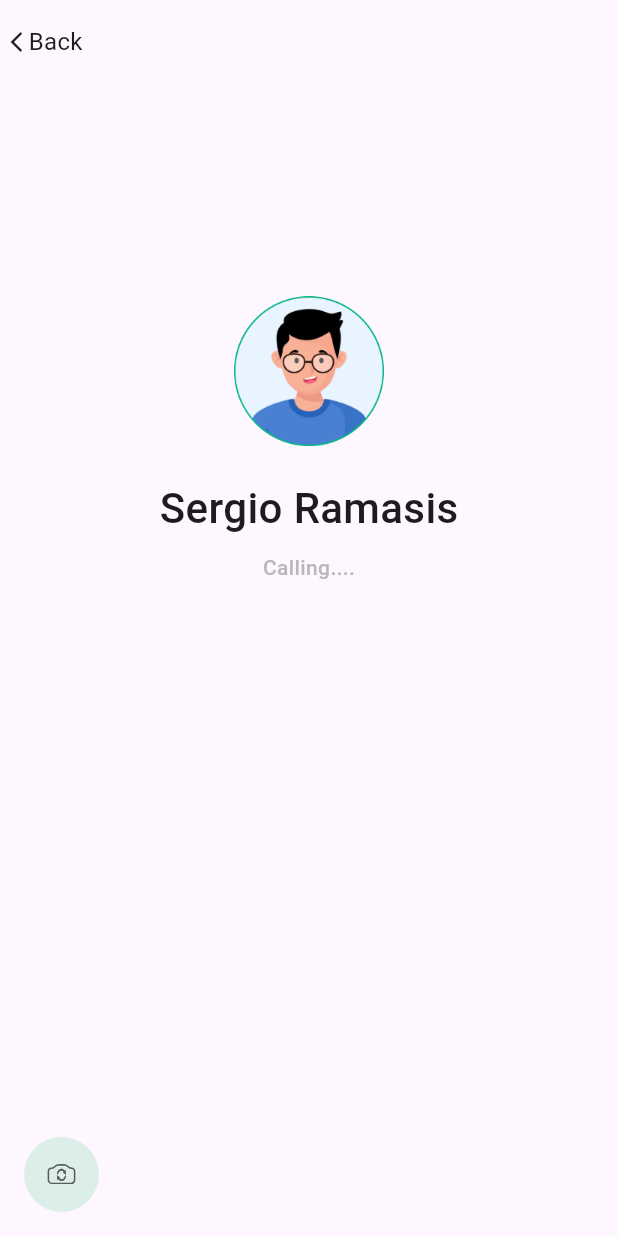
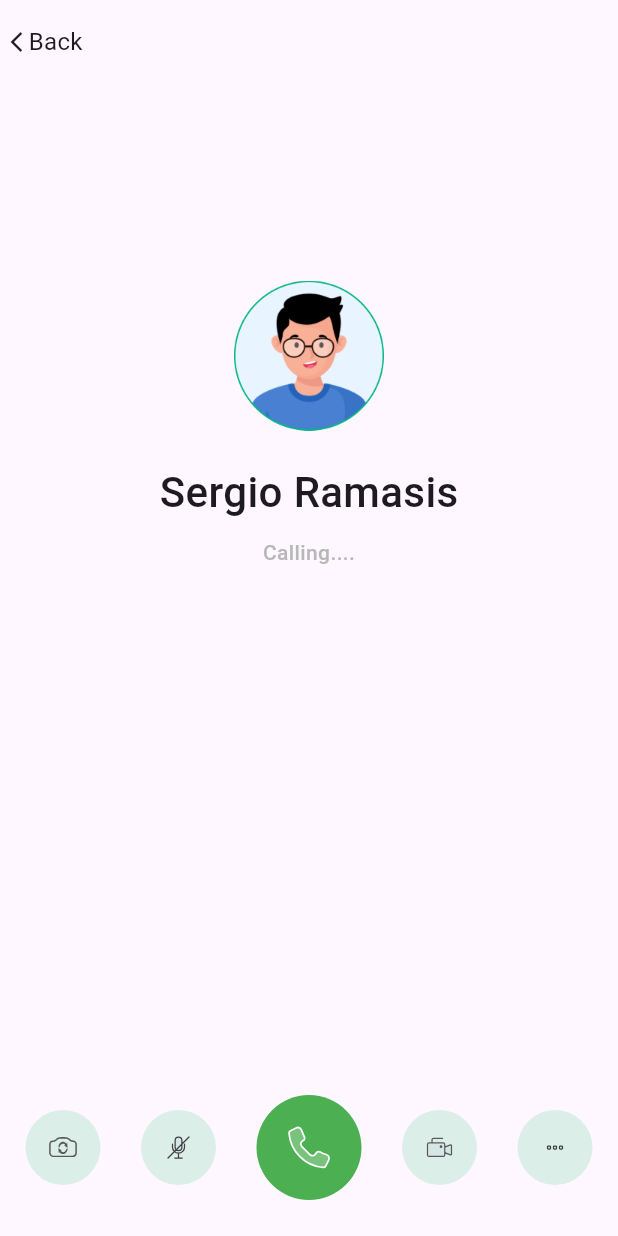
Before and after one commit to tech-cell-eg/round-2-Ride-Share-mobile-app, a Flutter app: the screen it shows after launch, on a phone screen of 412 x 824 dp. Run offline on Flutter 3.47's test engine with Material 3 defaults, Android fonts, the phone set to English and light mode, and no system bars; our stand-ins replace dashed_circular_progress_bar, flutter_svg, font_awesome_flutter.

Commit message:
Add calling icons and implement calling UI components; update icon paths in constants

```diff
--- /dev/null
+++ b/lib/features/calling/presentation/views/widgets/big_phone_calling.dart
@@ -0,0 +1,39 @@
+import 'package:flutter/material.dart';
+import 'package:flutter_svg/flutter_svg.dart';
+
+import '../../../../../core/constants/generated/icons.dart';
+
+class BigPhoneCalling extends StatelessWidget {
+  const BigPhoneCalling({
+    super.key,
+    required this.iconPath,
+    required this.onTap,
+  });
+  final String iconPath;
+  final Function() onTap;
+  @override
+  Widget build(BuildContext context) {
+    return InkWell(
+      onTap: onTap,
+      child: Container(
+        height: 70,
+        width: 70,
+        decoration: BoxDecoration(
+          color: const Color(0xff4CAF51),
+          borderRadius: BorderRadius.circular(50),
+        ),
+        child: FittedBox(
+          fit: BoxFit.scaleDown,
+          child: SvgPicture.asset(
+            iconPath,
+            height: 30,
+            colorFilter: const ColorFilter.mode(
+              Colors.white,
+              BlendMode.srcIn,
+            ),
+          ),
+        ),
+      ),
+    );
+  }
+}
--- a/lib/features/calling/presentation/views/widgets/calling_bottom_icons_row.dart
+++ b/lib/features/calling/presentation/views/widgets/calling_bottom_icons_row.dart
@@ -3,6 +3,8 @@ import 'package:flutter_svg/svg.dart';
 
 import '../../../../../core/constants/app_colors.dart';
 import '../../../../../core/constants/generated/icons.dart';
+import 'calling_icon_circle.dart';
+import 'big_phone_calling.dart';
 
 class CallingBottomIconsRow extends StatelessWidget {
   const CallingBottomIconsRow({
@@ -12,25 +14,34 @@ class CallingBottomIconsRow extends StatelessWidget {
   @override
   Widget build(BuildContext context) {
     return Padding(
-      padding: const EdgeInsets.all(16),
+      padding: const EdgeInsets.symmetric(horizontal: 17, vertical: 24),
       child: Row(
+        mainAxisAlignment: MainAxisAlignment.spaceBetween,
         children: [
-          InkWell(
-            child: Container(
-              height: 50,
-              width: 50,
-              decoration: BoxDecoration(
-                color: AppColors.callingIconsGreen.withValues(alpha: 0.5),
-                borderRadius: BorderRadius.circular(50),
-              ),
-              child: FittedBox(
-                fit: BoxFit.scaleDown,
-                child: SvgPicture.asset(
-                  AppIcons.iconsCallingCamsvg,
-                  height: 20,
-                ),
-              ),
-            ),
+          // camera icon
+          CallingIconCircle(
+            iconPath: AppIcons.iconsCallingCamsvg,
+            onTap: () {},
+          ),
+          // mic icon
+          CallingIconCircle(
+            iconPath: AppIcons.iconsCallingMic,
+            onTap: () {},
+          ),
+          // phone icon
+          BigPhoneCalling(
+            iconPath: AppIcons.iconsCallingPhone,
+            onTap: () {},
+          ),
+          // video icon
+          CallingIconCircle(
+            iconPath: AppIcons.iconsCallingVid,
+            onTap: () {},
+          ),
+          // dots icon
+          CallingIconCircle(
+            iconPath: AppIcons.iconsCallingDots,
+            onTap: () {},
           ),
         ],
       ),
--- /dev/null
+++ b/lib/features/calling/presentation/views/widgets/calling_icon_circle.dart
@@ -0,0 +1,36 @@
+import 'package:flutter/material.dart';
+import 'package:flutter_svg/flutter_svg.dart';
+
+import '../../../../../core/constants/app_colors.dart';
+import '../../../../../core/constants/generated/icons.dart';
+
+class CallingIconCircle extends StatelessWidget {
+  const CallingIconCircle({
+    super.key,
+    required this.iconPath,
+    required this.onTap,
+  });
+  final String iconPath;
+  final Function() onTap;
+  @override
+  Widget build(BuildContext context) {
+    return InkWell(
+      onTap: onTap,
+      child: Container(
+        height: 50,
+        width: 50,
+        decoration: BoxDecoration(
+          color: AppColors.callingIconsGreen.withValues(alpha: 0.5),
+          borderRadius: BorderRadius.circular(50),
+        ),
+        child: FittedBox(
+          fit: BoxFit.scaleDown,
+          child: SvgPicture.asset(
+            iconPath,
+            height: 20,
+          ),
+        ),
+      ),
+    );
+  }
+}
```
Also changed, not shown: pubspec.yaml (+8 -8 lines), assets/icons/calling_mic.svg (added), assets/icons/calling_micpng.png (deleted), lib/core/constants/generated/icons.dart.
